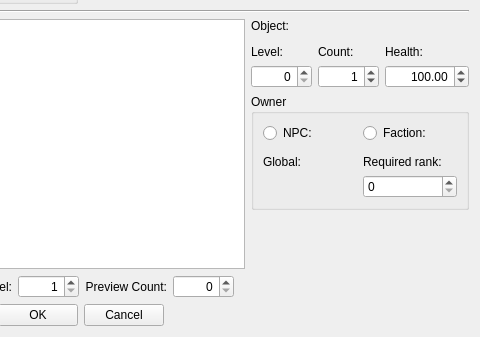
The window that native/src/DovahKit/ui/form_windows/leveled_item.ui (DavidJCobb/DovahKit) describes before a commit, drawn with Qt 5; both pictures show x 319 to 799 and y 99 to 436 of the 799 by 436 pixel window.
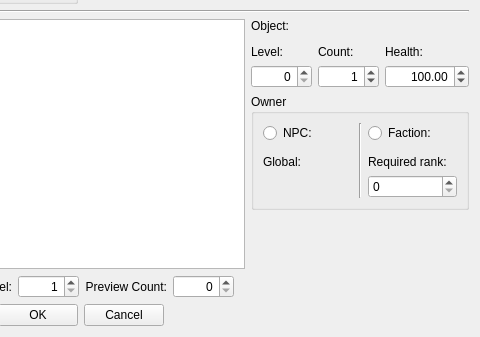
The same window after the commit. Custom widgets are drawn as their Qt base class.

Commit message: Leveled list work: LeveledItem UI nearly done now

```diff
--- a/native/src/DovahKit/ui/form_windows/leveled_item.ui
+++ b/native/src/DovahKit/ui/form_windows/leveled_item.ui
@@ -258,36 +258,9 @@
           <string>Owner</string>
          </property>
          <layout class="QGridLayout" name="gridLayout_2">
-          <item row="2" column="1">
-           <widget class="QLabel" name="label_5">
-            <property name="text">
-             <string>Required rank:</string>
-            </property>
-            <property name="buddy">
-             <cstring>entryOwnerRank</cstring>
-            </property>
-           </widget>
-          </item>
-          <item row="1" column="1">
+          <item row="1" column="2">
            <widget class="DKFormPicker" name="entryOwnerFaction"/>
           </item>
-          <item row="0" column="0">
-           <widget class="QRadioButton" name="entryOwnerTypeActorBase">
-            <property name="text">
-             <string>NPC:</string>
-            </property>
-           </widget>
-          </item>
-          <item row="0" column="1">
-           <widget class="QRadioButton" name="entryOwnerTypeFaction">
-            <property name="text">
-             <string>Faction:</string>
-            </property>
-           </widget>
-          </item>
-          <item row="1" column="0">
-           <widget class="DKFormPicker" name="entryOwnerActorBase"/>
-          </item>
           <item row="2" column="0">
            <widget class="QLabel" name="label_4">
             <property name="text">
@@ -298,10 +271,10 @@
             </property>
            </widget>
           </item>
-          <item row="3" column="1">
-           <widget class="QSpinBox" name="entryOwnerRank">
-            <property name="whatsThis">
-             <string>If the item's owner is a faction, then NPCs must have this rank or greater within the faction in order to share in ownership of the item.</string>
+          <item row="0" column="0">
+           <widget class="QRadioButton" name="entryOwnerTypeActorBase">
+            <property name="text">
+             <string>NPC:</string>
             </property>
            </widget>
           </item>
@@ -312,6 +285,40 @@
             </property>
            </widget>
           </item>
+          <item row="2" column="2">
+           <widget class="QLabel" name="label_5">
+            <property name="text">
+             <string>Required rank:</string>
+            </property>
+            <property name="buddy">
+             <cstring>entryOwnerRank</cstring>
+            </property>
+           </widget>
+          </item>
+          <item row="1" column="0">
+           <widget class="DKFormPicker" name="entryOwnerActorBase"/>
+          </item>
+          <item row="3" column="2">
+           <widget class="QSpinBox" name="entryOwnerRank">
+            <property name="whatsThis">
+             <string>If the item's owner is a faction, then NPCs must have this rank or greater within the faction in order to share in ownership of the item.</string>
+            </property>
+           </widget>
+          </item>
+          <item row="0" column="2">
+           <widget class="QRadioButton" name="entryOwnerTypeFaction">
+            <property name="text">
+             <string>Faction:</string>
+            </property>
+           </widget>
+          </item>
+          <item row="0" column="1" rowspan="4">
+           <widget class="Line" name="line_2">
+            <property name="orientation">
+             <enum>Qt::Vertical</enum>
+            </property>
+           </widget>
+          </item>
          </layout>
         </widget>
        </item>
```
The commit also changes 12 other files.
